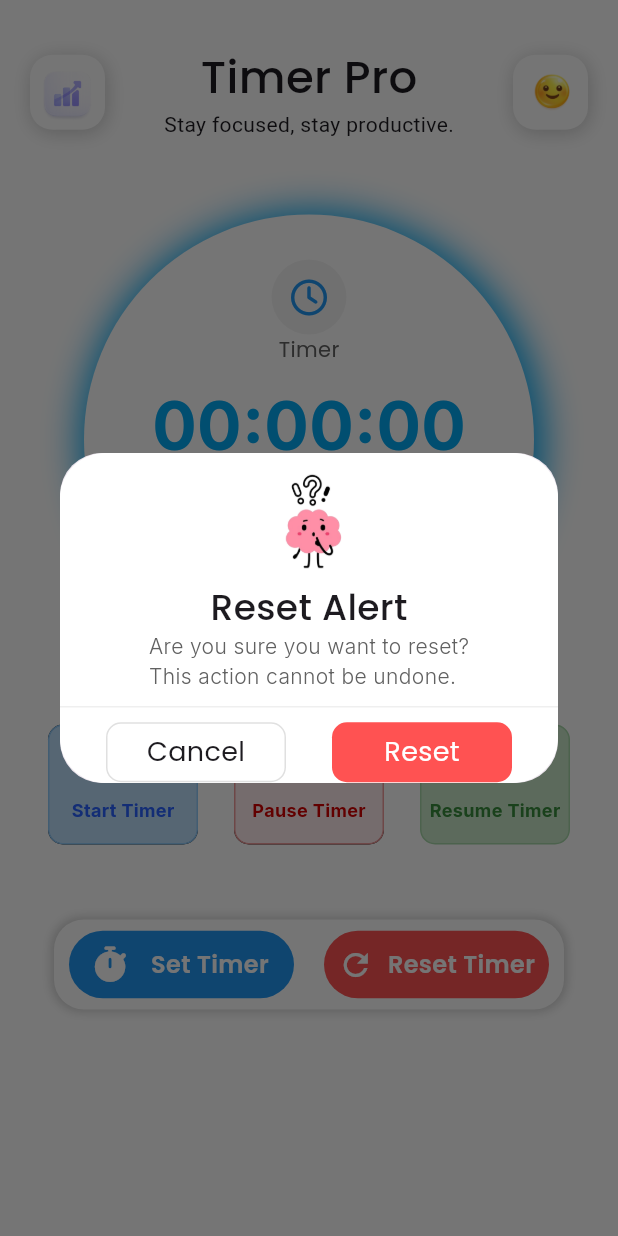
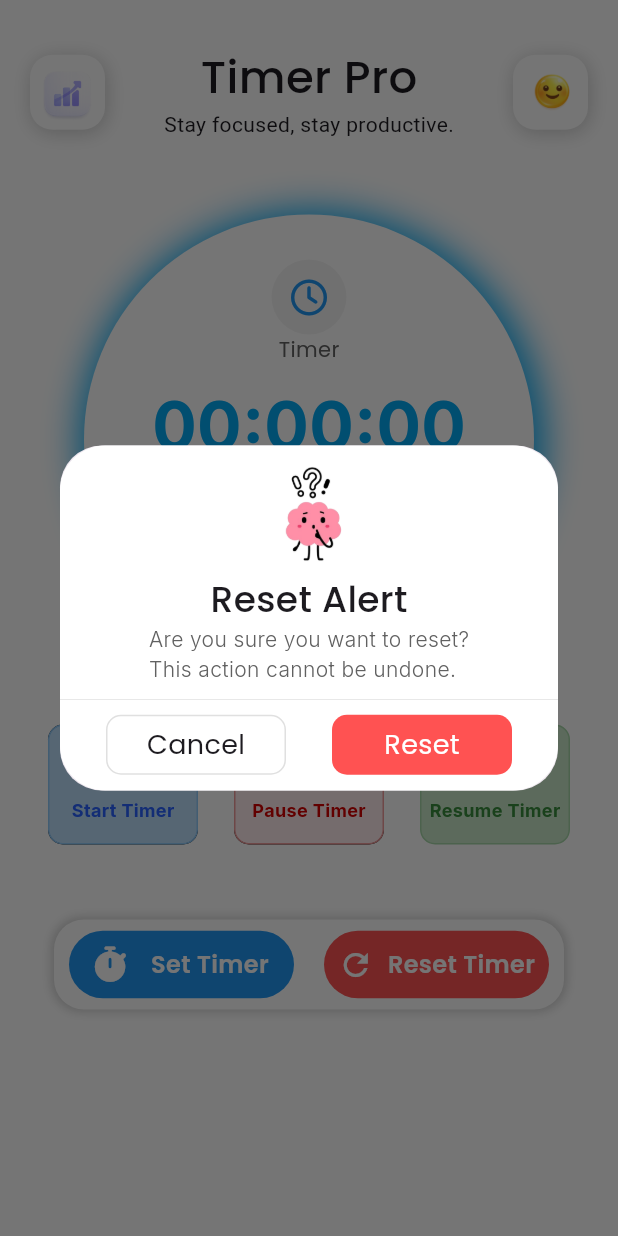
Before and after one commit to raeeskhan371/CounterPro, a Flutter app: the Timerpro screen opened directly, after a tap on "Reset Timer", on a phone screen of 412 x 824 dp. Run offline on Flutter 3.47's test engine with Material 3 defaults, Android fonts, the phone set to English and light mode, and no system bars; our stand-ins replace curved_navigation_bar, font_awesome_flutter, google_fonts; missing offline and left inert: curved_navigation_bar_pro.

Commit message:
improve ui

```diff
--- a/lib/Components/AlertBox.dart
+++ b/lib/Components/AlertBox.dart
@@ -9,11 +9,12 @@
     builder: (context) {
       return Dialog(
         child: Container(
-          height: 220,
+          height: 230,
           decoration: BoxDecoration(
             color: Colors.white,
             borderRadius: BorderRadius.circular(30),
           ),
+          // //
           child: Column(
             mainAxisSize: MainAxisSize.min,
             children: [
```
